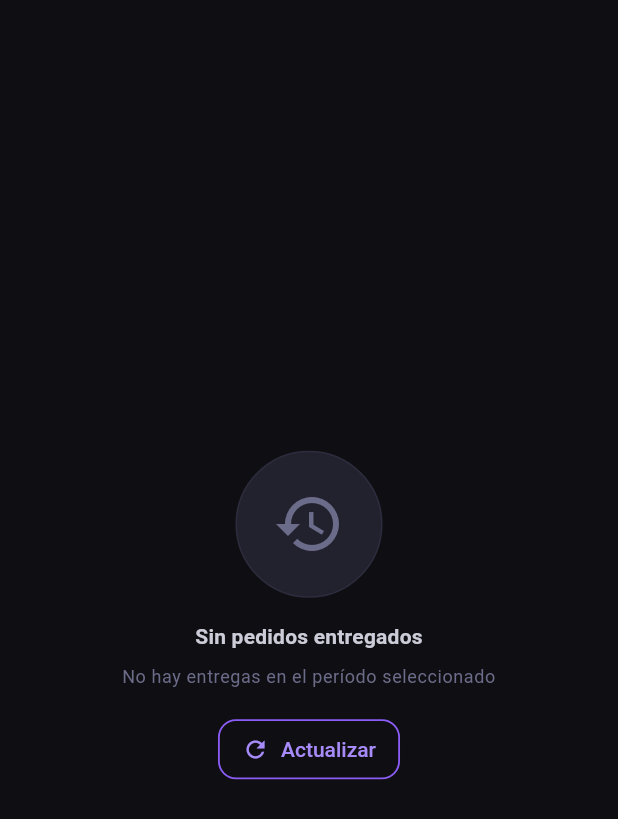
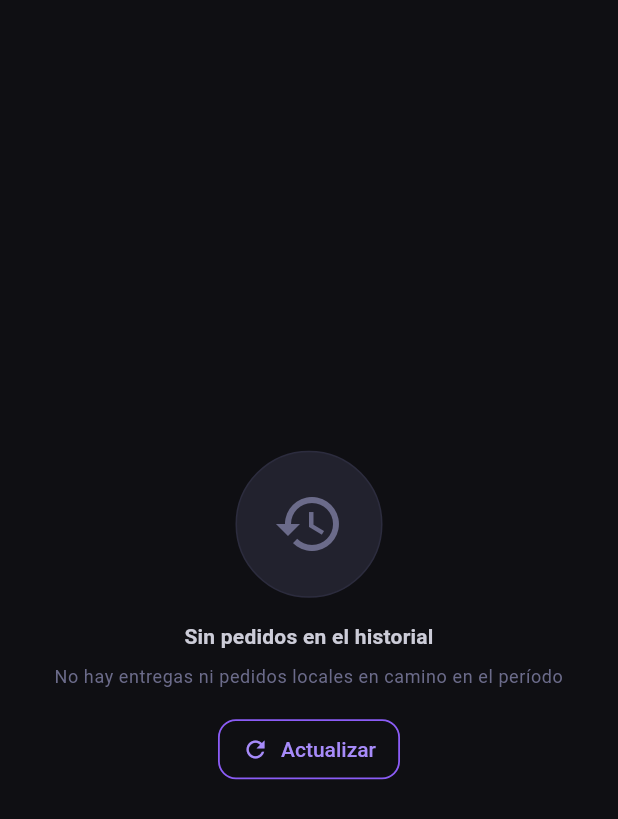
Before and after one commit to savelasquezs/delivery_app, a Flutter app: the HistoryScreen screen opened directly, scrolled down 220 dp, on a phone screen of 412 x 824 dp. Shown: the top 819 px of the screen. Run offline on Flutter 3.47's test engine with Material 3 defaults, Android fonts, the phone set to English and light mode, and no system bars; our stand-ins replace cached_network_image, dio, firebase_core, firebase_messaging, fl_chart, flutter_dotenv and 9 more; missing offline and left inert: flutter_foreground_task, signalr_netcore; accounts and stored records are empty; network calls fail.

Commit message:
Enhance history feature and UI updates
- Added 'includeOnsiteActiveInHistory' parameter to HistoryNotifier and OrderRepository for improved order history management.
- Updated history screen messages for clarity regarding delivered and active orders.
- Refactored HomeScreen to invalidate history notifier on relevant events for better state management.

```diff
--- a/lib/features/history/presentation/history_notifier.dart
+++ b/lib/features/history/presentation/history_notifier.dart
@@ -85,6 +85,7 @@ class HistoryNotifier extends StateNotifier<HistoryState> {
         fromDate: from,
         toDate: to,
         status: 'Delivered',
+        includeOnsiteActiveInHistory: true,
         pageSize: 20,
       );
 
@@ -93,6 +94,7 @@ class HistoryNotifier extends StateNotifier<HistoryState> {
         fromDate: from,
         toDate: to,
         status: 'Delivered',
+        includeOnsiteActiveInHistory: true,
       );
 
       if (!mounted) return;
@@ -119,6 +121,7 @@ class HistoryNotifier extends StateNotifier<HistoryState> {
         fromDate: state.fromDate,
         toDate: state.toDate,
         status: 'Delivered',
+        includeOnsiteActiveInHistory: true,
         page: nextPage,
         pageSize: 20,
       );
--- a/lib/features/history/presentation/history_screen.dart
+++ b/lib/features/history/presentation/history_screen.dart
@@ -138,8 +138,9 @@ class _HistoryScreenState extends ConsumerState<HistoryScreen> {
               SliverFillRemaining(
                 child: EmptyStateWidget(
                   icon: Icons.history,
-                  title: 'Sin pedidos entregados',
-                  subtitle: 'No hay entregas en el período seleccionado',
+                  title: 'Sin pedidos en el historial',
+                  subtitle:
+                      'No hay entregas ni pedidos locales en camino en el período',
                   onRefresh: () =>
                       ref.read(historyNotifierProvider.notifier).load(),
                 ),
@@ -283,9 +284,9 @@ class _BranchSummarySection extends StatelessWidget {
                 crossAxisAlignment: CrossAxisAlignment.end,
                 children: [
                   Text(
-                    '$totalCount entrega${totalCount != 1 ? 's' : ''}',
-                    style: const TextStyle(
-                        color: AppColors.hint, fontSize: 12),
+                      '$totalCount pedido${totalCount != 1 ? 's' : ''}',
+                      style: const TextStyle(
+                          color: AppColors.hint, fontSize: 12),
                   ),
                   const SizedBox(height: 4),
                   Text(
--- a/lib/features/home/home_screen.dart
+++ b/lib/features/home/home_screen.dart
@@ -14,6 +14,7 @@ import '../available/presentation/available_notifier.dart';
 import '../available/presentation/available_screen.dart';
 import '../route/presentation/route_notifier.dart';
 import '../route/presentation/route_screen.dart';
+import '../history/presentation/history_notifier.dart';
 import '../history/presentation/history_screen.dart';
 import '../analytics/presentation/analytics_screen.dart';
 import '../profile/data/profile_image_url.dart';
@@ -97,8 +98,12 @@ class _HomeScreenState extends ConsumerState<HomeScreen>
     if (event == 'OrderReady' || event == 'OrderAssignedToDelivery') {
       ref.invalidate(availableNotifierProvider);
     }
+    if (event == 'OrderAssignedToDelivery') {
+      ref.invalidate(historyNotifierProvider);
+    }
     if (event == 'OrderStatusChanged') {
       ref.invalidate(routeNotifierProvider);
+      ref.invalidate(historyNotifierProvider);
     }
   }
 
--- a/lib/features/orders/data/order_repository.dart
+++ b/lib/features/orders/data/order_repository.dart
@@ -58,6 +58,8 @@ class OrderRepository {
     String? toDate,
     int? branchId,
     String? status,
+    String? type,
+    bool includeOnsiteActiveInHistory = false,
     int? neighborhoodId,
   }) async {
     final params = <String, dynamic>{
@@ -68,6 +70,8 @@ class OrderRepository {
     if (toDate != null) params['ToDate'] = toDate;
     if (branchId != null) params['BranchId'] = branchId;
     if (status != null) params['Status'] = status;
+    if (type != null) params['Type'] = type;
+    if (includeOnsiteActiveInHistory) params['IncludeOnsiteActiveInHistory'] = true;
     if (neighborhoodId != null) params['NeighborhoodId'] = neighborhoodId;
 
     return _client.get<PagedOrders>(
@@ -109,12 +113,14 @@ class OrderRepository {
     required String fromDate,
     required String toDate,
     String? status,
+    bool includeOnsiteActiveInHistory = false,
   }) async {
     final params = <String, dynamic>{
       'fromDate': fromDate,
       'toDate': toDate,
     };
     if (status != null) params['status'] = status;
+    if (includeOnsiteActiveInHistory) params['includeOnsiteActiveInHistory'] = true;
 
     return _client.get<List<BranchSummary>>(
       ApiConstants.deliveryAssignedBranchSummary(deliverymanId),
--- a/lib/features/route/presentation/route_notifier.dart
+++ b/lib/features/route/presentation/route_notifier.dart
@@ -46,6 +46,7 @@ class RouteNotifier extends StateNotifier<RouteState> {
         fromDate: today,
         toDate: today,
         status: 'OnTheWay',
+        type: 'Delivery',
         pageSize: 100,
       );
       if (!mounted) return;
```
